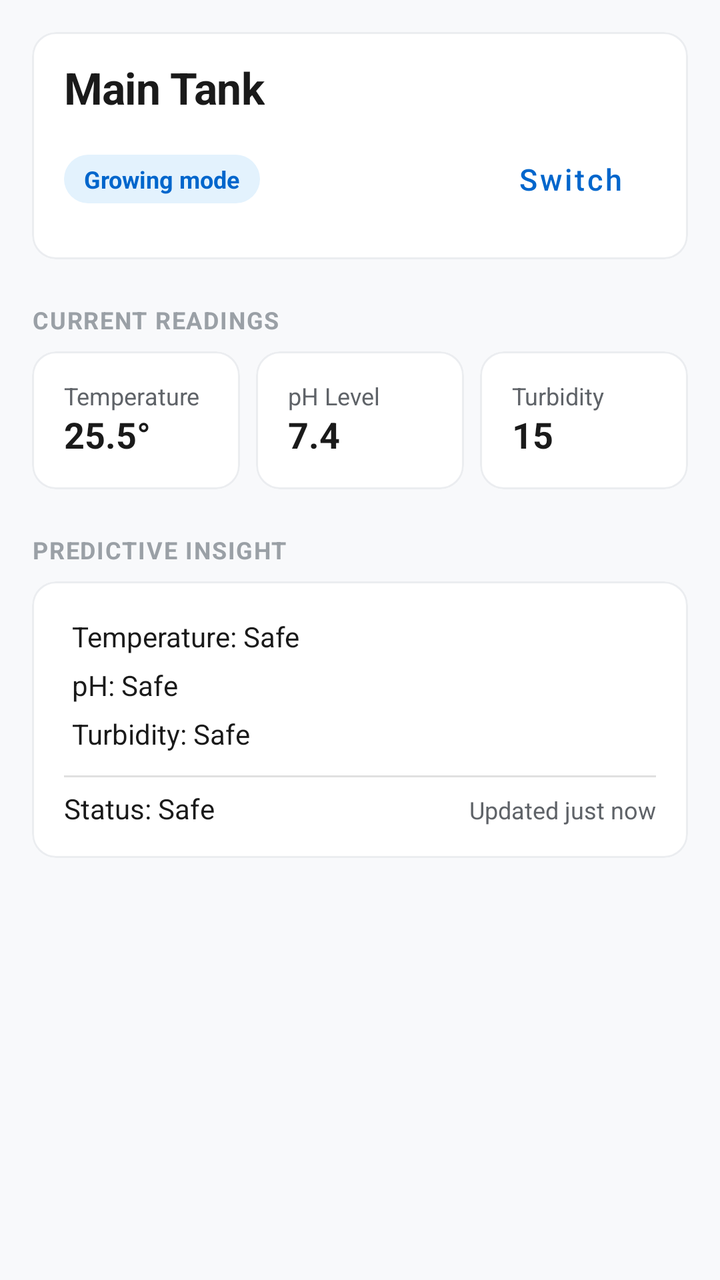
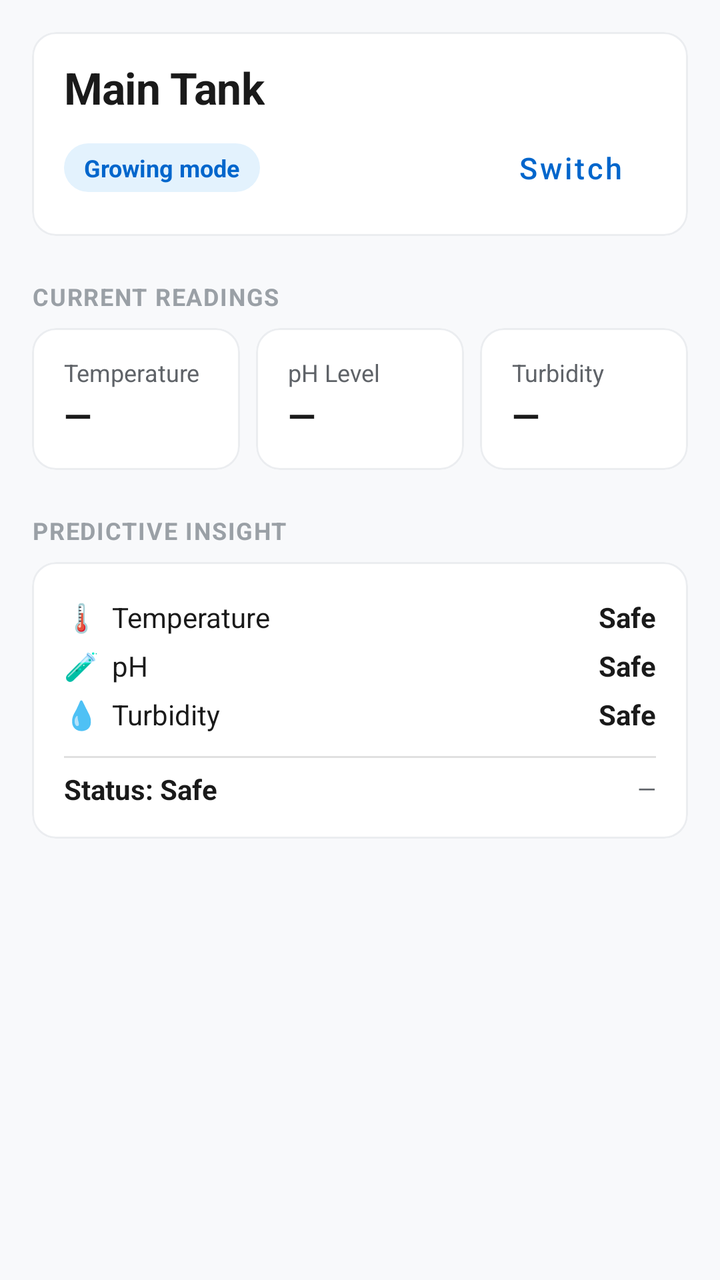

Screens rendered from an Android XML layout before and after an edit, with the pre-edit source and the edit as a unified diff.
<!-- AndroidManifest.xml: application theme Theme.CraySafe -->
<!-- res/layout/fragment_tank_detail.xml -->
<?xml version="1.0" encoding="utf-8"?>
<ScrollView xmlns:android="http://schemas.android.com/apk/res/android"
    xmlns:app="http://schemas.android.com/apk/res-auto"
    android:layout_width="match_parent"
    android:layout_height="match_parent"
    android:fillViewport="true"
    android:background="@color/background">

    <LinearLayout
        android:layout_width="match_parent"
        android:layout_height="wrap_content"
        android:orientation="vertical"
        android:padding="@dimen/space_md">

        
        <com.google.android.material.card.MaterialCardView
            android:layout_width="match_parent"
            android:layout_height="wrap_content"
            app:cardCornerRadius="@dimen/radius_md"
            app:cardElevation="0dp"
            app:strokeColor="@color/card_stroke"
            app:strokeWidth="1dp">

            <LinearLayout
                android:layout_width="match_parent"
                android:layout_height="wrap_content"
                android:orientation="vertical"
                android:padding="@dimen/space_md">

                <TextView
                    android:id="@+id/tvTankName"
                    style="@style/Text.H2"
                    android:layout_width="wrap_content"
                    android:layout_height="wrap_content"
                    android:text="Main Tank" />

                <LinearLayout
                    android:layout_width="match_parent"
                    android:layout_height="wrap_content"
                    android:orientation="horizontal"
                    android:gravity="center_vertical"
                    android:layout_marginTop="@dimen/space_sm">

                    <TextView
                        android:id="@+id/tvMode"
                        style="@style/StatusPill"
                        android:layout_width="wrap_content"
                        android:layout_height="wrap_content"
                        android:text="Growing mode"
                        android:textColor="@color/primary"
                        android:background="@drawable/bg_pill_primary" />

                    <View
                        android:layout_width="0dp"
                        android:layout_height="1dp"
                        android:layout_weight="1" />

                    <Button
                        android:id="@+id/btnSwitchMode"
                        style="@style/Button.Secondary"
                        android:layout_width="wrap_content"
                        android:layout_height="wrap_content"
                        android:text="Switch"
                        android:minWidth="0dp" />
                </LinearLayout>
            </LinearLayout>
        </com.google.android.material.card.MaterialCardView>

        
        <TextView
            style="@style/Text.Label"
            android:layout_width="wrap_content"
            android:layout_height="wrap_content"
            android:text="CURRENT READINGS"
            android:textColor="@color/text_tertiary"
            android:layout_marginTop="@dimen/space_lg"
            android:layout_marginBottom="@dimen/space_sm" />

        <LinearLayout
            android:layout_width="match_parent"
            android:layout_height="wrap_content"
            android:orientation="horizontal"
            android:baselineAligned="false">

            
            <com.google.android.material.card.MaterialCardView
                android:layout_width="0dp"
                android:layout_height="wrap_content"
                android:layout_weight="1"
                android:layout_marginEnd="@dimen/space_sm"
                app:cardCornerRadius="@dimen/radius_md"
                app:cardElevation="0dp"
                app:strokeColor="@color/card_stroke"
                app:strokeWidth="1dp">

                <LinearLayout
                    android:layout_width="match_parent"
                    android:layout_height="wrap_content"
                    android:orientation="vertical"
                    android:padding="@dimen/space_md">

                    <TextView
                        style="@style/Text.Caption"
                        android:layout_width="wrap_content"
                        android:layout_height="wrap_content"
                        android:text="Temperature" />

                    <TextView
                        android:id="@+id/tvTemperature"
                        style="@style/Text.H3"
                        android:layout_width="wrap_content"
                        android:layout_height="wrap_content"
                        android:text="25.5°"
                        android:layout_marginTop="2dp" />
                </LinearLayout>
            </com.google.android.material.card.MaterialCardView>

            
            <com.google.android.material.card.MaterialCardView
                android:layout_width="0dp"
                android:layout_height="wrap_content"
                android:layout_weight="1"
                android:layout_marginEnd="@dimen/space_sm"
                app:cardCornerRadius="@dimen/radius_md"
                app:cardElevation="0dp"
                app:strokeColor="@color/card_stroke"
                app:strokeWidth="1dp">

                <LinearLayout
                    android:layout_width="match_parent"
                    android:layout_height="wrap_content"
                    android:orientation="vertical"
                    android:padding="@dimen/space_md">

                    <TextView
                        style="@style/Text.Caption"
                        android:layout_width="wrap_content"
                        android:layout_height="wrap_content"
                        android:text="pH Level" />

                    <TextView
                        android:id="@+id/tvPh"
                        style="@style/Text.H3"
                        android:layout_width="wrap_content"
                        android:layout_height="wrap_content"
                        android:text="7.4"
                        android:layout_marginTop="2dp" />
                </LinearLayout>
            </com.google.android.material.card.MaterialCardView>

            
            <com.google.android.material.card.MaterialCardView
                android:layout_width="0dp"
                android:layout_height="wrap_content"
                android:layout_weight="1"
                app:cardCornerRadius="@dimen/radius_md"
                app:cardElevation="0dp"
                app:strokeColor="@color/card_stroke"
                app:strokeWidth="1dp">

                <LinearLayout
                    android:layout_width="match_parent"
                    android:layout_height="wrap_content"
                    android:orientation="vertical"
                    android:padding="@dimen/space_md">

                    <TextView
                        style="@style/Text.Caption"
                        android:layout_width="wrap_content"
                        android:layout_height="wrap_content"
                        android:text="Turbidity" />

                    <TextView
                        android:id="@+id/tvTurbidity"
                        style="@style/Text.H3"
                        android:layout_width="wrap_content"
                        android:layout_height="wrap_content"
                        android:text="15"
                        android:layout_marginTop="2dp" />
                </LinearLayout>
            </com.google.android.material.card.MaterialCardView>
        </LinearLayout>

        
        <TextView
            style="@style/Text.Label"
            android:layout_width="wrap_content"
            android:layout_height="wrap_content"
            android:text="PREDICTIVE INSIGHT"
            android:textColor="@color/text_tertiary"
            android:layout_marginTop="@dimen/space_lg"
            android:layout_marginBottom="@dimen/space_sm" />

        <com.google.android.material.card.MaterialCardView
            android:layout_width="match_parent"
            android:layout_height="wrap_content"
            app:cardCornerRadius="@dimen/radius_md"
            app:cardElevation="0dp"
            app:strokeColor="@color/card_stroke"
            app:strokeWidth="1dp">

            <LinearLayout
                android:layout_width="match_parent"
                android:layout_height="wrap_content"
                android:orientation="vertical"
                android:padding="@dimen/space_md">

                <TextView
                    android:id="@+id/tvTempTTD"
                    style="@style/Text.Body"
                    android:layout_width="match_parent"
                    android:layout_height="wrap_content"
                    android:text="Temperature: Safe"
                    android:padding="@dimen/space_xs" />

                <TextView
                    android:id="@+id/tvPhTTD"
                    style="@style/Text.Body"
                    android:layout_width="match_parent"
                    android:layout_height="wrap_content"
                    android:text="pH: Safe"
                    android:padding="@dimen/space_xs" />

                <TextView
                    android:id="@+id/tvTurbidityTTD"
                    style="@style/Text.Body"
                    android:layout_width="match_parent"
                    android:layout_height="wrap_content"
                    android:text="Turbidity: Safe"
                    android:padding="@dimen/space_xs" />

                <View
                    android:layout_width="match_parent"
                    android:layout_height="1dp"
                    android:background="@color/divider"
                    android:layout_marginTop="@dimen/space_sm" />

                <LinearLayout
                    android:layout_width="match_parent"
                    android:layout_height="wrap_content"
                    android:orientation="horizontal"
                    android:paddingTop="@dimen/space_sm">

                    <TextView
                        android:id="@+id/tvStatus"
                        style="@style/Text.Body"
                        android:layout_width="wrap_content"
                        android:layout_height="wrap_content"
                        android:text="Status: Safe" />

                    <View
                        android:layout_width="0dp"
                        android:layout_height="1dp"
                        android:layout_weight="1" />

                    <TextView
                        android:id="@+id/tvLastUpdated"
                        style="@style/Text.Caption"
                        android:layout_width="wrap_content"
                        android:layout_height="wrap_content"
                        android:text="Updated just now" />
                </LinearLayout>
            </LinearLayout>
        </com.google.android.material.card.MaterialCardView>

        <ProgressBar
            android:id="@+id/progressBar"
            android:layout_width="24dp"
            android:layout_height="24dp"
            android:layout_gravity="center"
            android:visibility="gone"
            android:layout_marginTop="@dimen/space_md" />
    </LinearLayout>
</ScrollView>
<!-- resources referenced by this layout -->
<resources>
  <color name="background">#F8F9FB</color>
  <color name="card_stroke">#EBEDF0</color>
  <color name="divider">#E0E0E0</color>
  <color name="primary">#0066CC</color>
  <color name="text_tertiary">#9AA0A6</color>
  <dimen name="radius_md">12dp</dimen>
  <dimen name="space_lg">24dp</dimen>
  <dimen name="space_md">16dp</dimen>
  <dimen name="space_sm">8dp</dimen>
  <dimen name="space_xs">4dp</dimen>
  <!-- drawable bg_pill_primary (drawable) -->
  <?xml version="1.0" encoding="utf-8"?>
  <shape xmlns:android="http://schemas.android.com/apk/res/android"
      android:shape="rectangle">
      <solid android:color="@color/info_bg" />
      <corners android:radius="100dp" />
  </shape>
  <style name="Button.Secondary" parent="Widget.MaterialComponents.Button.OutlinedButton">
          <item name="android:textSize">15sp</item>
          <item name="android:textAllCaps">false</item>
          <item name="cornerRadius">@dimen/radius_sm</item>
          <item name="strokeColor">@color/primary</item>
          <item name="android:textColor">@color/primary</item>
      </style>
  <style name="StatusPill">
          <item name="android:textSize">12sp</item>
          <item name="android:textStyle">bold</item>
          <item name="android:paddingStart">10dp</item>
          <item name="android:paddingEnd">10dp</item>
          <item name="android:paddingTop">4dp</item>
          <item name="android:paddingBottom">4dp</item>
      </style>
  <style name="Text.Body">
          <item name="android:textSize">14sp</item>
      </style>
  <style name="Text.Caption">
          <item name="android:textSize">12sp</item>
          <item name="android:textColor">@color/text_secondary</item>
      </style>
  <style name="Text.H2">
          <item name="android:textSize">22sp</item>
          <item name="android:textStyle">bold</item>
          <item name="android:letterSpacing">-0.01</item>
      </style>
  <style name="Text.H3">
          <item name="android:textSize">18sp</item>
          <item name="android:textStyle">bold</item>
      </style>
  <style name="Text.Label">
          <item name="android:textSize">12sp</item>
          <item name="android:textStyle">bold</item>
          <item name="android:textAllCaps">true</item>
          <item name="android:letterSpacing">0.05</item>
      </style>
  <style name="Theme.CraySafe" parent="Theme.MaterialComponents.Light.NoActionBar">
          <item name="colorPrimary">@color/primary</item>
          <item name="colorPrimaryVariant">@color/primary_dark</item>
          <item name="colorOnPrimary">@color/white</item>
  
          <item name="colorSecondary">@color/secondary</item>
          <item name="colorSecondaryVariant">@color/secondary_dark</item>
          <item name="colorOnSecondary">@color/white</item>
  
          <item name="android:colorBackground">@color/background</item>
          <item name="colorSurface">@color/surface</item>
          <item name="colorOnSurface">@color/text_primary</item>
          <item name="colorError">@color/critical</item>
  
          <item name="android:statusBarColor">@color/primary_dark</item>
          <item name="android:windowLightStatusBar">false</item>
  
          <item name="android:navigationBarColor">@color/surface</item>
      </style>
  <color name="info_bg">#E3F2FD</color>
  <dimen name="radius_sm">8dp</dimen>
  <color name="text_secondary">#5F6368</color>
  <color name="primary_dark">#004C99</color>
  <color name="white">#FFFFFFFF</color>
  <color name="secondary">#00B8A0</color>
  <color name="secondary_dark">#008A78</color>
  <color name="surface">#FFFFFF</color>
  <color name="text_primary">#1A1A1A</color>
  <color name="critical">#D32F2F</color>
</resources>

<!-- the commit's change to res/layout/fragment_tank_detail.xml (unified diff, before → after) -->
@@ -27,6 +27,7 @@
                 android:orientation="vertical"
                 android:padding="@dimen/space_md">
 
+                
                 <TextView
                     android:id="@+id/tvTankName"
                     style="@style/Text.H2"
@@ -34,6 +35,7 @@
                     android:layout_height="wrap_content"
                     android:text="Main Tank" />
 
+                
                 <LinearLayout
                     android:layout_width="match_parent"
                     android:layout_height="wrap_content"
@@ -61,7 +63,12 @@
                         android:layout_width="wrap_content"
                         android:layout_height="wrap_content"
                         android:text="Switch"
-                        android:minWidth="0dp" />
+                        android:minWidth="0dp"
+                        android:minHeight="0dp"
+                        android:paddingStart="@dimen/space_md"
+                        android:paddingEnd="@dimen/space_md"
+                        android:paddingTop="8dp"
+                        android:paddingBottom="8dp" />
                 </LinearLayout>
             </LinearLayout>
         </com.google.android.material.card.MaterialCardView>
@@ -110,8 +117,8 @@
                         style="@style/Text.H3"
                         android:layout_width="wrap_content"
                         android:layout_height="wrap_content"
-                        android:text="25.5°"
-                        android:layout_marginTop="2dp" />
+                        android:text="—"
+                        android:layout_marginTop="4dp" />
                 </LinearLayout>
             </com.google.android.material.card.MaterialCardView>
 
@@ -143,8 +150,8 @@
                         style="@style/Text.H3"
                         android:layout_width="wrap_content"
                         android:layout_height="wrap_content"
-                        android:text="7.4"
-                        android:layout_marginTop="2dp" />
+                        android:text="—"
+                        android:layout_marginTop="4dp" />
                 </LinearLayout>
             </com.google.android.material.card.MaterialCardView>
 
@@ -175,8 +182,8 @@
                         style="@style/Text.H3"
                         android:layout_width="wrap_content"
                         android:layout_height="wrap_content"
-                        android:text="15"
-                        android:layout_marginTop="2dp" />
+                        android:text="—"
+                        android:layout_marginTop="4dp" />
                 </LinearLayout>
             </com.google.android.material.card.MaterialCardView>
         </LinearLayout>
@@ -192,6 +199,7 @@
             android:layout_marginBottom="@dimen/space_sm" />
 
         <com.google.android.material.card.MaterialCardView
+            android:id="@+id/cardPrediction"
             android:layout_width="match_parent"
             android:layout_height="wrap_content"
             app:cardCornerRadius="@dimen/radius_md"
@@ -205,64 +213,113 @@
                 android:orientation="vertical"
                 android:padding="@dimen/space_md">
 
-                <TextView
-                    android:id="@+id/tvTempTTD"
-                    style="@style/Text.Body"
-                    android:layout_width="match_parent"
-                    android:layout_height="wrap_content"
-                    android:text="Temperature: Safe"
-                    android:padding="@dimen/space_xs" />
-
-                <TextView
-                    android:id="@+id/tvPhTTD"
-                    style="@style/Text.Body"
-                    android:layout_width="match_parent"
-                    android:layout_height="wrap_content"
-                    android:text="pH: Safe"
-                    android:padding="@dimen/space_xs" />
-
-                <TextView
-                    android:id="@+id/tvTurbidityTTD"
-                    style="@style/Text.Body"
-                    android:layout_width="match_parent"
-                    android:layout_height="wrap_content"
-                    android:text="Turbidity: Safe"
-                    android:padding="@dimen/space_xs" />
-
+                
+                <LinearLayout
+                    android:layout_width="match_parent"
+                    android:layout_height="wrap_content"
+                    android:orientation="horizontal"
+                    android:gravity="center_vertical"
+                    android:paddingVertical="@dimen/space_xs">
+
+                    <TextView
+                        style="@style/Text.Body"
+                        android:layout_width="0dp"
+                        android:layout_height="wrap_content"
+                        android:layout_weight="1"
+                        android:text="🌡️  Temperature" />
+
+                    <TextView
+                        android:id="@+id/tvTempTTD"
+                        style="@style/Text.Body"
+                        android:layout_width="wrap_content"
+                        android:layout_height="wrap_content"
+                        android:text="Safe"
+                        android:textStyle="bold" />
+                </LinearLayout>
+
+                
+                <LinearLayout
+                    android:layout_width="match_parent"
+                    android:layout_height="wrap_content"
+                    android:orientation="horizontal"
+                    android:gravity="center_vertical"
+                    android:paddingVertical="@dimen/space_xs">
+
+                    <TextView
+                        style="@style/Text.Body"
+                        android:layout_width="0dp"
+                        android:layout_height="wrap_content"
+                        android:layout_weight="1"
+                        android:text="🧪  pH" />
+
+                    <TextView
+                        android:id="@+id/tvPhTTD"
+                        style="@style/Text.Body"
+                        android:layout_width="wrap_content"
+                        android:layout_height="wrap_content"
+                        android:text="Safe"
+                        android:textStyle="bold" />
+                </LinearLayout>
+
+                
+                <LinearLayout
+                    android:layout_width="match_parent"
+                    android:layout_height="wrap_content"
+                    android:orientation="horizontal"
+                    android:gravity="center_vertical"
+                    android:paddingVertical="@dimen/space_xs">
+
+                    <TextView
+                        style="@style/Text.Body"
+                        android:layout_width="0dp"
+                        android:layout_height="wrap_content"
+                        android:layout_weight="1"
+                        android:text="💧  Turbidity" />
+
+                    <TextView
+                        android:id="@+id/tvTurbidityTTD"
+                        style="@style/Text.Body"
+                        android:layout_width="wrap_content"
+                        android:layout_height="wrap_content"
+                        android:text="Safe"
+                        android:textStyle="bold" />
+                </LinearLayout>
+
+                
                 <View
                     android:layout_width="match_parent"
                     android:layout_height="1dp"
                     android:background="@color/divider"
                     android:layout_marginTop="@dimen/space_sm" />
 
-                <LinearLayout
-                    android:layout_width="match_parent"
-                    android:layout_height="wrap_content"
-                    android:orientation="horizontal"
+                
+                <LinearLayout
+                    android:layout_width="match_parent"
+                    android:layout_height="wrap_content"
+                    android:orientation="horizontal"
+                    android:gravity="center_vertical"
                     android:paddingTop="@dimen/space_sm">
 
                     <TextView
                         android:id="@+id/tvStatus"
                         style="@style/Text.Body"
-                        android:layout_width="wrap_content"
-                        android:layout_height="wrap_content"
-                        android:text="Status: Safe" />
-
-                    <View
-                        android:layout_width="0dp"
-                        android:layout_height="1dp"
-                        android:layout_weight="1" />
+                        android:layout_width="0dp"
+                        android:layout_height="wrap_content"
+                        android:layout_weight="1"
+                        android:text="Status: Safe"
+                        android:textStyle="bold" />
 
                     <TextView
                         android:id="@+id/tvLastUpdated"
                         style="@style/Text.Caption"
                         android:layout_width="wrap_content"
                         android:layout_height="wrap_content"
-                        android:text="Updated just now" />
+                        android:text="—" />
                 </LinearLayout>
             </LinearLayout>
         </com.google.android.material.card.MaterialCardView>
 
+        
         <ProgressBar
             android:id="@+id/progressBar"
             android:layout_width="24dp"
@@ -270,5 +327,6 @@
             android:layout_gravity="center"
             android:visibility="gone"
             android:layout_marginTop="@dimen/space_md" />
+
     </LinearLayout>
 </ScrollView>
